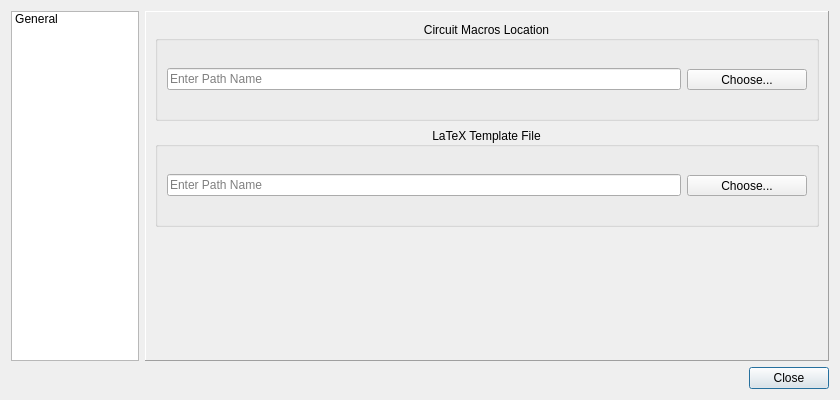
Before: the Qt Designer form pycirkuit/ui/configdialog.ui in orestesmas/pycirkuit, drawn with Qt 5.
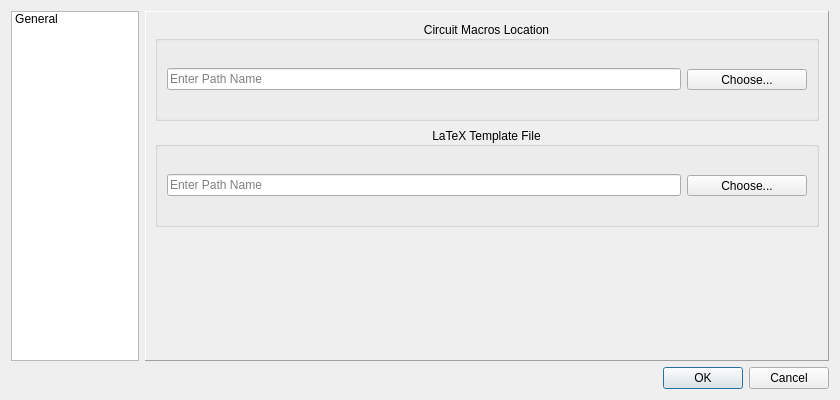
After: the same form once the commit is applied. Icons and pictures are not drawn.

Commit message:
Better closing of settings dialog and fixed minor bugs
Closes #20

What changed in the file:
```diff
--- a/pycirkuit/ui/configdialog.ui
+++ b/pycirkuit/ui/configdialog.ui
@@ -228,7 +228,7 @@
      <item>
       <widget class="QDialogButtonBox" name="buttonBox">
        <property name="standardButtons">
-        <set>QDialogButtonBox::Close</set>
+        <set>QDialogButtonBox::Cancel|QDialogButtonBox::Ok</set>
        </property>
        <property name="centerButtons">
         <bool>false</bool>
```
Left out of the diff: 18 changed lines with no effect on the pictures. The commit also changes 7 other files.
